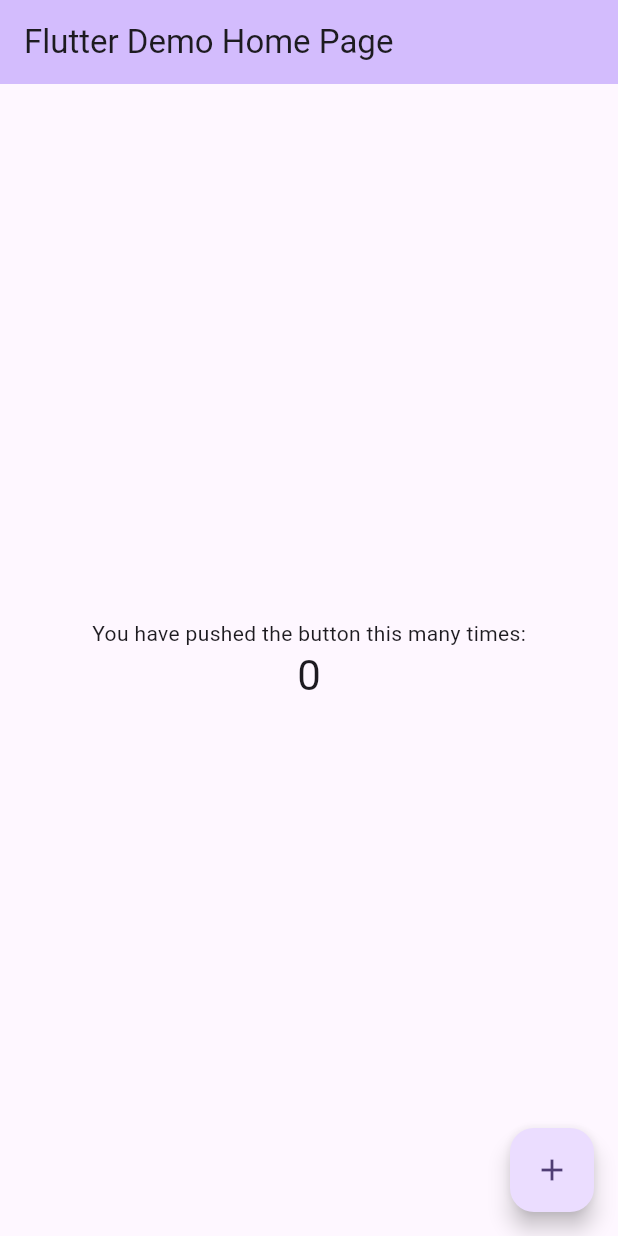
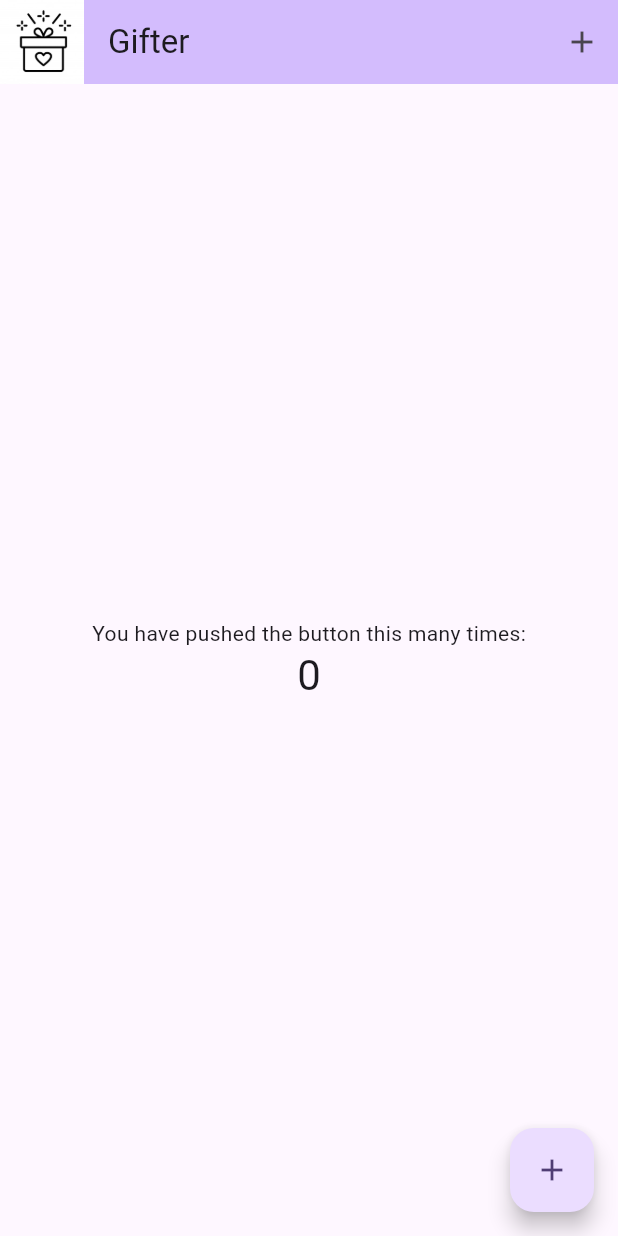
Before and after one commit to DevYehia/Hediaty-Gifter, a Flutter app: the screen it shows after launch, on a phone screen of 412 x 824 dp. Run offline on Flutter 3.47's test engine with Material 3 defaults, Android fonts, the phone set to English and light mode, and no system bars.

Commit message:
Made Initial App Bar

```diff
--- a/hediaty/lib/main.dart
+++ b/hediaty/lib/main.dart
@@ -11,7 +11,8 @@ class MyApp extends StatelessWidget {
   @override
   Widget build(BuildContext context) {
     return MaterialApp(
-      title: 'Flutter Demo',
+      debugShowCheckedModeBanner: false,
+      title: 'Gifter',
       theme: ThemeData(
         // This is the theme of your application.
         //
@@ -30,8 +31,9 @@ class MyApp extends StatelessWidget {
         // tested with just a hot reload.
         colorScheme: ColorScheme.fromSeed(seedColor: Colors.deepPurple),
         useMaterial3: true,
+
       ),
-      home: const MyHomePage(title: 'Flutter Demo Home Page'),
+      home: const MyHomePage(title: 'Gifter'),
     );
   }
 }
@@ -78,6 +80,9 @@ class _MyHomePageState extends State<MyHomePage> {
     // than having to individually change instances of widgets.
     return Scaffold(
       appBar: AppBar(
+        //The app's icon
+        leading: Image.asset("assets/gift_logo.jpg"),
+
         // TRY THIS: Try changing the color here to a specific color (to
         // Colors.amber, perhaps?) and trigger a hot reload to see the AppBar
         // change color while the other colors stay the same.
@@ -85,6 +90,13 @@ class _MyHomePageState extends State<MyHomePage> {
         // Here we take the value from the MyHomePage object that was created by
         // the App.build method, and use it to set our appbar title.
         title: Text(widget.title),
+
+        actions: <Widget>[
+          IconButton(
+            onPressed: (){print("Oi Stop");},
+            tooltip: "Add Gift List",
+            icon: const Icon(Icons.add)),
+        ],
       ),
       body: Center(
         // Center is a layout widget. It takes a single child and positions it
--- a/hediaty/pubspec.yaml
+++ b/hediaty/pubspec.yaml
@@ -53,6 +53,9 @@ dev_dependencies:
 # The following section is specific to Flutter packages.
 flutter:
 
+  assets:
+    - assets/gift_logo.jpg
+
   # The following line ensures that the Material Icons font is
   # included with your application, so that you can use the icons in
   # the material Icons class.
```
Also changed, not shown: hediaty/assets/gift_logo.jpg (added).
